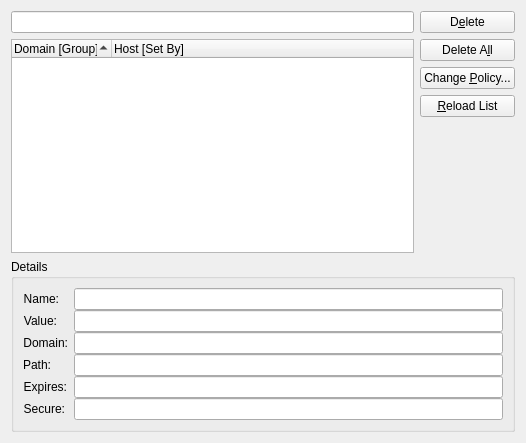
The window that konqueror/settings/kio/kcookiesmanagementdlg.ui (KDE/konqueror) describes before a commit, drawn with Qt 5.
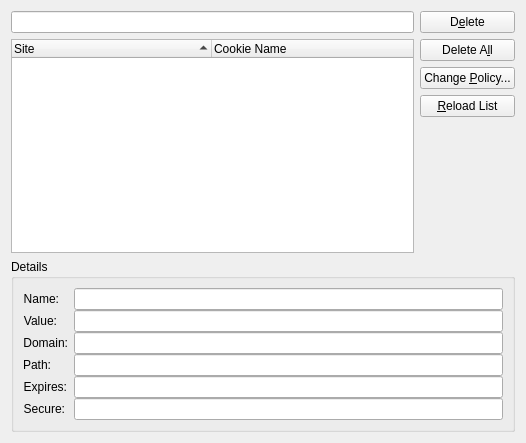
The same window after the commit. Custom widgets are drawn as their Qt base class.

Commit message: Make the cookie management dialog a little more user-friendly

What changed in the file:
```diff
--- a/konqueror/settings/kio/kcookiesmanagementdlg.ui
+++ b/konqueror/settings/kio/kcookiesmanagementdlg.ui
@@ -35,14 +35,26 @@
          <property name="allColumnsShowFocus" >
           <bool>true</bool>
          </property>
+         <attribute name="headerDefaultSectionSize">
+          <number>200</number>
+         </attribute>
+         <attribute name="headerMinimumSectionSize">
+          <number>100</number>
+         </attribute>
+         <attribute name="headerDefaultSectionSize">
+          <number>200</number>
+         </attribute>
+         <attribute name="headerMinimumSectionSize">
+          <number>100</number>
+         </attribute>
          <column>
-          <property name="text" >
-           <string>Domain [Group]</string>
+          <property name="text">
+           <string>Site</string>
           </property>
          </column>
          <column>
-          <property name="text" >
-           <string>Host [Set By]</string>
+          <property name="text">
+           <string>Cookie Name</string>
           </property>
          </column>
         </widget>
@@ -249,16 +261,16 @@
   </layout>
  </widget>
  <customwidgets>
-  <customwidget>
-   <class>KLineEdit</class>
-   <extends>QLineEdit</extends>
-   <header>klineedit.h</header>
-  </customwidget>
   <customwidget>
    <class>KTreeWidgetSearchLine</class>
    <extends>KLineEdit</extends>
    <header>ktreewidgetsearchline.h</header>
   </customwidget>
+  <customwidget>
+   <class>KLineEdit</class>
+   <extends>QLineEdit</extends>
+   <header>klineedit.h</header>
+  </customwidget>
  </customwidgets>
  <resources/>
  <connections/>
```
Left out of the diff: 167 changed lines with no effect on the pictures.
